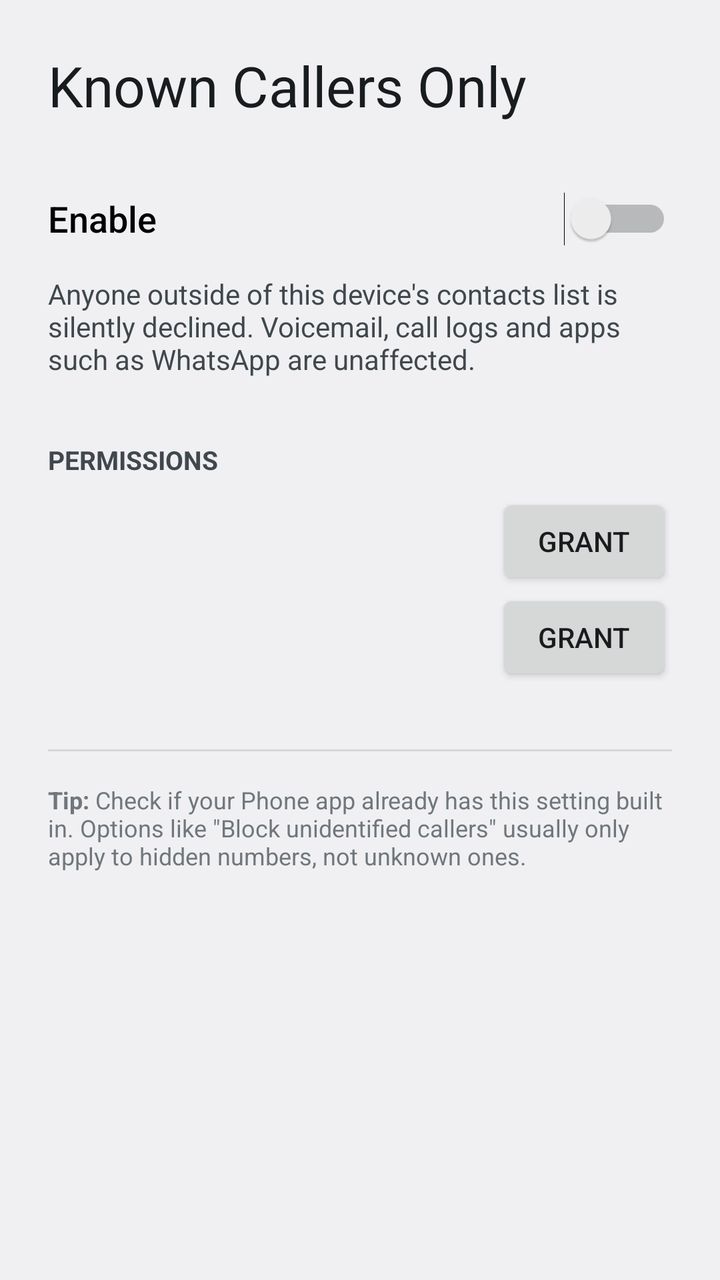
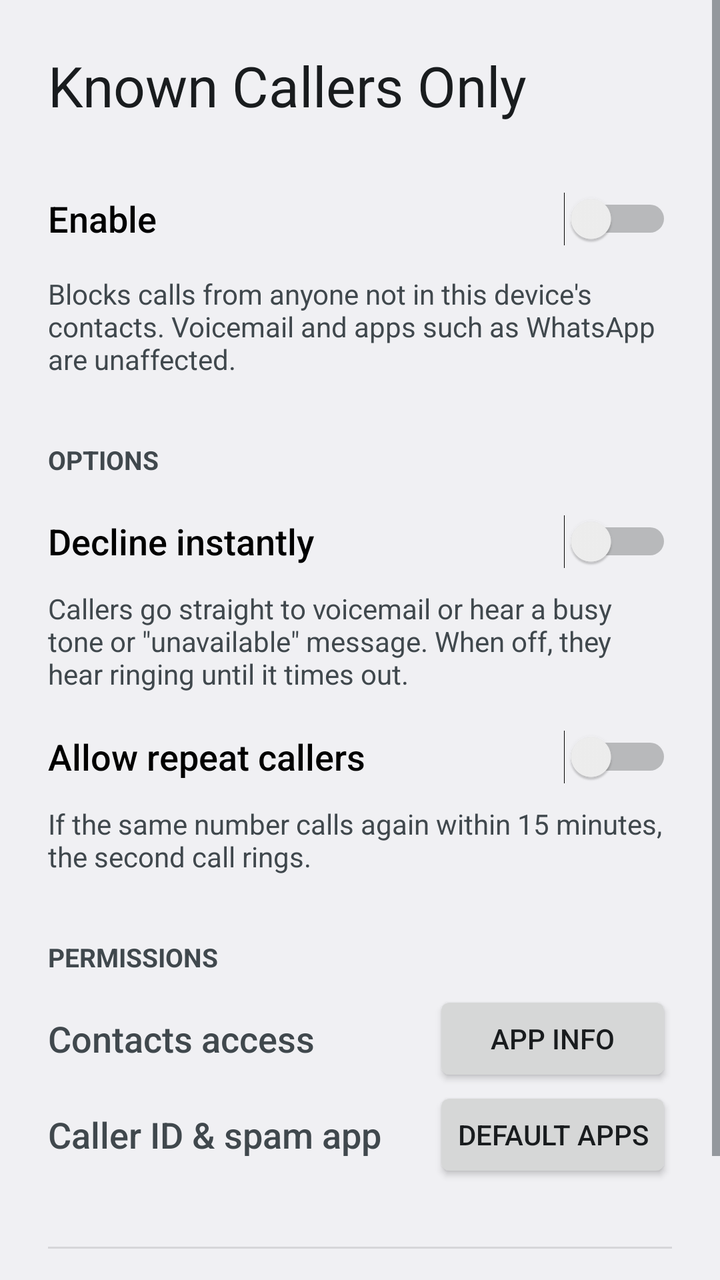

An Android layout rendered at two revisions. The XML below is the earlier revision; the diff shows what the commit changed to produce the second picture.
<!-- AndroidManifest.xml: application theme AppTheme -->
<!-- res/layout/activity_main.xml -->
<?xml version="1.0" encoding="utf-8"?>
<ScrollView xmlns:android="http://schemas.android.com/apk/res/android"
    android:layout_width="match_parent"
    android:layout_height="match_parent"
    android:id="@+id/root">

    <LinearLayout
        android:layout_width="match_parent"
        android:layout_height="wrap_content"
        android:orientation="vertical"
        android:padding="24dp">

        <TextView
            android:layout_width="wrap_content"
            android:layout_height="wrap_content"
            android:text="@string/app_name"
            android:textAppearance="?android:attr/textAppearanceLarge"
            android:textSize="28sp" />

        <Switch
            android:id="@+id/toggle"
            android:layout_width="match_parent"
            android:layout_height="wrap_content"
            android:layout_marginTop="24dp"
            android:minHeight="48dp"
            android:text="@string/toggle"
            android:textAppearance="?android:attr/textAppearanceMedium" />

        <TextView
            android:layout_width="match_parent"
            android:layout_height="wrap_content"
            android:layout_marginTop="4dp"
            android:textSize="14sp"
            android:text="@string/description"
            android:textColor="?android:attr/textColorSecondary" />

        
        <Button
            android:id="@+id/add_tile"
            android:layout_width="wrap_content"
            android:layout_height="wrap_content"
            android:layout_marginTop="12dp"
            android:text="@string/add_tile"
            android:visibility="gone" />

        <TextView
            android:layout_width="wrap_content"
            android:layout_height="wrap_content"
            android:layout_marginTop="32dp"
            android:text="@string/permissions"
            android:textAllCaps="true"
            android:textColor="?android:attr/textColorSecondary"
            android:textSize="13sp"
            android:textStyle="bold" />

        
        <LinearLayout
            android:layout_width="match_parent"
            android:layout_height="wrap_content"
            android:layout_marginTop="8dp"
            android:gravity="center_vertical"
            android:minHeight="48dp"
            android:orientation="horizontal">

            <TextView
                android:id="@+id/status_contacts"
                android:drawablePadding="12dp"
                android:layout_width="0dp"
                android:layout_height="wrap_content"
                android:layout_weight="1"
                android:textAppearance="?android:attr/textAppearanceMedium" />

            <Button
                android:id="@+id/grant_contacts"
                android:layout_width="wrap_content"
                android:layout_height="wrap_content"
                android:text="@string/grant" />
        </LinearLayout>

        <LinearLayout
            android:layout_width="match_parent"
            android:layout_height="wrap_content"
            android:gravity="center_vertical"
            android:minHeight="48dp"
            android:orientation="horizontal">

            <TextView
                android:id="@+id/status_role"
                android:drawablePadding="12dp"
                android:layout_width="0dp"
                android:layout_height="wrap_content"
                android:layout_weight="1"
                android:textAppearance="?android:attr/textAppearanceMedium" />

            <Button
                android:id="@+id/grant_role"
                android:layout_width="wrap_content"
                android:layout_height="wrap_content"
                android:text="@string/grant" />
        </LinearLayout>

        
        <View
            android:layout_width="match_parent"
            android:layout_height="1dp"
            android:layout_marginTop="32dp"
            android:background="?android:attr/listDivider" />

        <TextView
            android:layout_width="match_parent"
            android:layout_height="wrap_content"
            android:layout_marginTop="16dp"
            android:text="@string/builtin_note"
            android:textColor="?android:attr/textColorTertiary"
            android:textSize="12sp" />
    </LinearLayout>
</ScrollView>
<!-- resources referenced by this layout -->
<resources>
  <string name="add_tile">Add to Quick Settings</string>
  <string name="app_name">Known Callers Only</string>
  <string name="builtin_note"><b>Tip:</b> Check if your Phone app already has this setting built in. Options like \"Block unidentified callers\" usually only apply to hidden numbers, not unknown ones.</string>
  <string name="description">Anyone outside of this device\'s contacts list is silently declined. Voicemail, call logs and apps such as WhatsApp are unaffected.</string>
  <string name="grant">Grant</string>
  <string name="permissions">Permissions</string>
  <string name="toggle">Enable</string>
  <style name="AppTheme" parent="@android:style/Theme.DeviceDefault.DayNight">
          <item name="android:windowLightStatusBar">true</item>
          <item name="android:windowLightNavigationBar">true</item>
      </style>
</resources>

<!-- the commit's change to res/layout/activity_main.xml (unified diff, before → after) -->
@@ -35,68 +35,126 @@
             android:textColor="?android:attr/textColorSecondary" />
 
         
-        <Button
-            android:id="@+id/add_tile"
-            android:layout_width="wrap_content"
+        <TextView
+            android:id="@+id/blocked_count"
+            android:layout_width="match_parent"
             android:layout_height="wrap_content"
             android:layout_marginTop="12dp"
-            android:text="@string/add_tile"
+            android:textAppearance="?android:attr/textAppearanceMedium"
             android:visibility="gone" />
-
-        <TextView
-            android:layout_width="wrap_content"
-            android:layout_height="wrap_content"
-            android:layout_marginTop="32dp"
-            android:text="@string/permissions"
-            android:textAllCaps="true"
-            android:textColor="?android:attr/textColorSecondary"
-            android:textSize="13sp"
-            android:textStyle="bold" />
 
         
         <LinearLayout
+            android:id="@+id/options"
             android:layout_width="match_parent"
             android:layout_height="wrap_content"
-            android:layout_marginTop="8dp"
-            android:gravity="center_vertical"
-            android:minHeight="48dp"
-            android:orientation="horizontal">
+            android:orientation="vertical">
 
             <TextView
-                android:id="@+id/status_contacts"
-                android:drawablePadding="12dp"
-                android:layout_width="0dp"
+                android:layout_width="wrap_content"
                 android:layout_height="wrap_content"
-                android:layout_weight="1"
+                android:layout_marginTop="32dp"
+                android:text="@string/options"
+                android:textAllCaps="true"
+                android:textColor="?android:attr/textColorSecondary"
+                android:textSize="13sp"
+                android:textStyle="bold" />
+
+            <Switch
+                android:id="@+id/instant_decline"
+                android:layout_width="match_parent"
+                android:layout_height="wrap_content"
+                android:layout_marginTop="8dp"
+                android:minHeight="48dp"
+                android:text="@string/instant_decline"
                 android:textAppearance="?android:attr/textAppearanceMedium" />
 
+            <TextView
+                android:layout_width="match_parent"
+                android:layout_height="wrap_content"
+                android:text="@string/instant_decline_desc"
+                android:textColor="?android:attr/textColorSecondary"
+                android:textSize="14sp" />
+
+            <Switch
+                android:id="@+id/repeat_callers"
+                android:layout_width="match_parent"
+                android:layout_height="wrap_content"
+                android:layout_marginTop="8dp"
+                android:minHeight="48dp"
+                android:text="@string/repeat_callers"
+                android:textAppearance="?android:attr/textAppearanceMedium" />
+
+            <TextView
+                android:layout_width="match_parent"
+                android:layout_height="wrap_content"
+                android:text="@string/repeat_callers_desc"
+                android:textColor="?android:attr/textColorSecondary"
+                android:textSize="14sp" />
+
+            
             <Button
-                android:id="@+id/grant_contacts"
+                android:id="@+id/add_tile"
                 android:layout_width="wrap_content"
                 android:layout_height="wrap_content"
-                android:text="@string/grant" />
+                android:layout_marginTop="16dp"
+                android:text="@string/add_tile"
+                android:visibility="gone" />
         </LinearLayout>
 
+        
         <LinearLayout
+            android:id="@+id/permissions"
             android:layout_width="match_parent"
             android:layout_height="wrap_content"
-            android:gravity="center_vertical"
-            android:minHeight="48dp"
-            android:orientation="horizontal">
+            android:orientation="vertical">
 
             <TextView
-                android:id="@+id/status_role"
-                android:drawablePadding="12dp"
-                android:layout_width="0dp"
-                android:layout_height="wrap_content"
-                android:layout_weight="1"
-                android:textAppearance="?android:attr/textAppearanceMedium" />
-
-            <Button
-                android:id="@+id/grant_role"
                 android:layout_width="wrap_content"
                 android:layout_height="wrap_content"
-                android:text="@string/grant" />
+                android:layout_marginTop="32dp"
+                android:layout_marginBottom="8dp"
+                android:text="@string/permissions"
+                android:textAllCaps="true"
+                android:textColor="?android:attr/textColorSecondary"
+                android:textSize="13sp"
+                android:textStyle="bold" />
+
+            
+            <TableLayout
+                android:layout_width="match_parent"
+                android:layout_height="wrap_content"
+                android:shrinkColumns="0"
+                android:stretchColumns="0">
+
+                <TableRow
+                    android:id="@+id/row_contacts"
+                    android:gravity="center_vertical"
+                    android:minHeight="48dp">
+
+                    <TextView
+                        android:text="@string/perm_contacts"
+                        android:textAppearance="?android:attr/textAppearanceMedium" />
+
+                    <Button
+                        android:id="@+id/open_app_info"
+                        android:text="@string/app_info" />
+                </TableRow>
+
+                <TableRow
+                    android:id="@+id/row_role"
+                    android:gravity="center_vertical"
+                    android:minHeight="48dp">
+
+                    <TextView
+                        android:text="@string/perm_role"
+                        android:textAppearance="?android:attr/textAppearanceMedium" />
+
+                    <Button
+                        android:id="@+id/open_default_apps"
+                        android:text="@string/default_apps" />
+                </TableRow>
+            </TableLayout>
         </LinearLayout>
 
         
<!-- resource entries referenced after the edit -->
@@ -1,11 +1,19 @@
 <!-- resources referenced by this layout -->
 <resources>
   <string name="add_tile">Add to Quick Settings</string>
+  <string name="app_info">App info</string>
   <string name="app_name">Known Callers Only</string>
-  <string name="builtin_note"><b>Tip:</b> Check if your Phone app already has this setting built in. Options like \"Block unidentified callers\" usually only apply to hidden numbers, not unknown ones.</string>
-  <string name="description">Anyone outside of this device\'s contacts list is silently declined. Voicemail, call logs and apps such as WhatsApp are unaffected.</string>
-  <string name="grant">Grant</string>
+  <string name="builtin_note"><b>Tip:</b> Your phone app may already have this setting built in. Options like \"Block unidentified callers\" usually only apply to hidden numbers, not unknown ones.</string>
+  <string name="default_apps">Default apps</string>
+  <string name="description">Blocks calls from anyone not in this device\'s contacts. Voicemail and apps such as WhatsApp are unaffected.</string>
+  <string name="instant_decline">Decline instantly</string>
+  <string name="instant_decline_desc">Callers go straight to voicemail or hear a busy tone or \"unavailable\" message. When off, they hear ringing until it times out.</string>
+  <string name="options">Options</string>
+  <string name="perm_contacts">Contacts access</string>
+  <string name="perm_role">Caller ID &amp; spam app</string>
   <string name="permissions">Permissions</string>
+  <string name="repeat_callers">Allow repeat callers</string>
+  <string name="repeat_callers_desc">If the same number calls again within 15 minutes, the second call rings.</string>
   <string name="toggle">Enable</string>
   <style name="AppTheme" parent="@android:style/Theme.DeviceDefault.DayNight">
           <item name="android:windowLightStatusBar">true</item>
